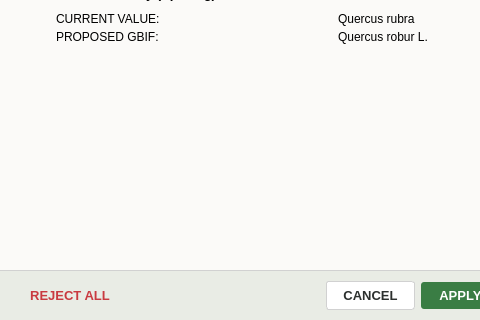
This is pyside_new_uis/gbif_update_dialog.ui in Fr0lich/arbor as Qt 5 draws it before an edit; both pictures show x 0 to 480 and y 180 to 500 of the 640 by 500 pixel window. The edited form follows.
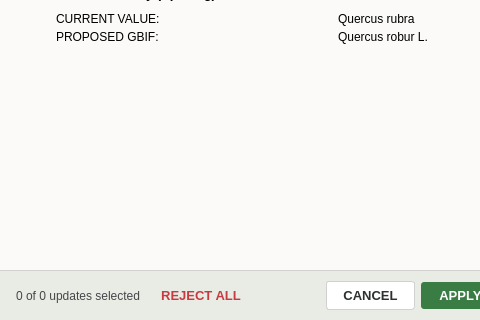
This is the edited form.

```diff
--- a/pyside_new_uis/gbif_update_dialog.ui
+++ b/pyside_new_uis/gbif_update_dialog.ui
@@ -69,28 +69,33 @@
 QWidget#scroll_contents {
     background-color: #fbfaf8;
 }
-QFrame.update-card {
+QFrame[class="update-card"] {
     background-color: #ffffff;
     border: 1px solid #d1d1d1;
     border-radius: 3px;
 }
-QLabel.val-title {
+QLabel[class="val-title"] {
     color: #444748;
     font-family: &quot;JetBrains Mono&quot;, monospace;
     font-size: 8pt;
     font-weight: bold;
 }
-QLabel.val-current {
+QLabel[class="val-current"] {
     color: #2c302e;
     font-family: &quot;JetBrains Mono&quot;, monospace;
     font-size: 9.5pt;
 }
-QLabel.val-gbif {
+QLabel[class="val-gbif"] {
     color: #3a7d44;
     font-family: &quot;JetBrains Mono&quot;, monospace;
     font-size: 9.5pt;
     font-weight: bold;
 }
+QLabel#lbl_stats {
+    color: #444748;
+    font-family: &quot;JetBrains Mono&quot;, monospace;
+    font-size: 9pt;
+}
 QFrame#footer_frame {
     background-color: #e9ece5;
     border-top: 1px solid #d1d1d1;
@@ -444,6 +449,13 @@
       <property name="bottomMargin">
        <number>8</number>
       </property>
+       <item>
+        <widget class="QLabel" name="lbl_stats">
+         <property name="text">
+          <string>0 of 0 updates selected</string>
+         </property>
+        </widget>
+       </item>
       <item>
        <widget class="QPushButton" name="btn_reject_all">
         <property name="cursor">
```
